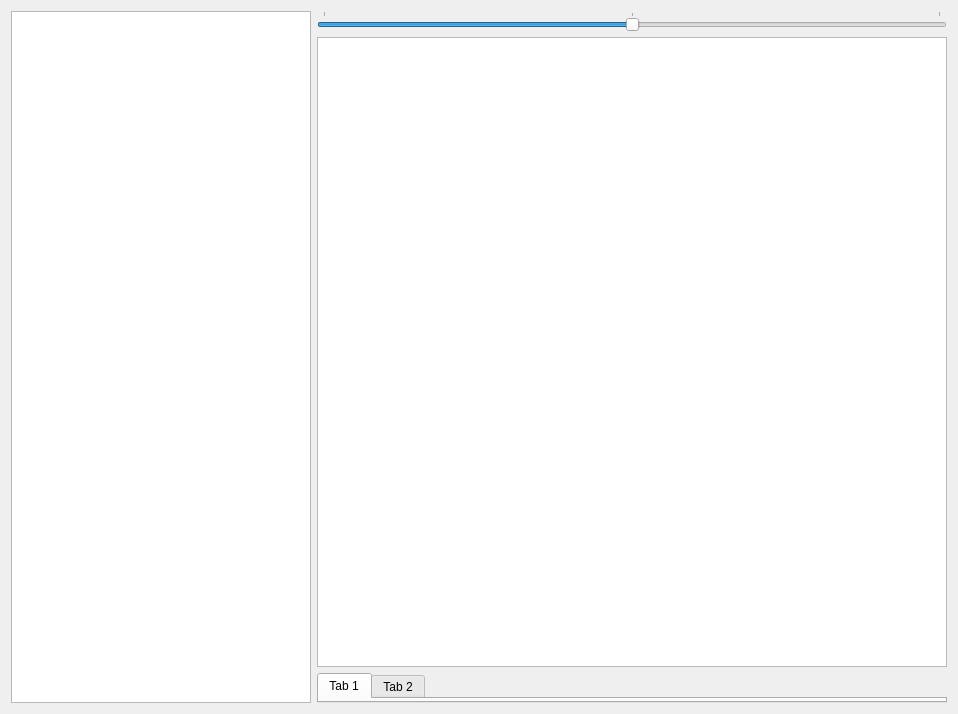
Old version of the form View/forms/exploring_widget.ui in the repository mathbarc/panda-eye.
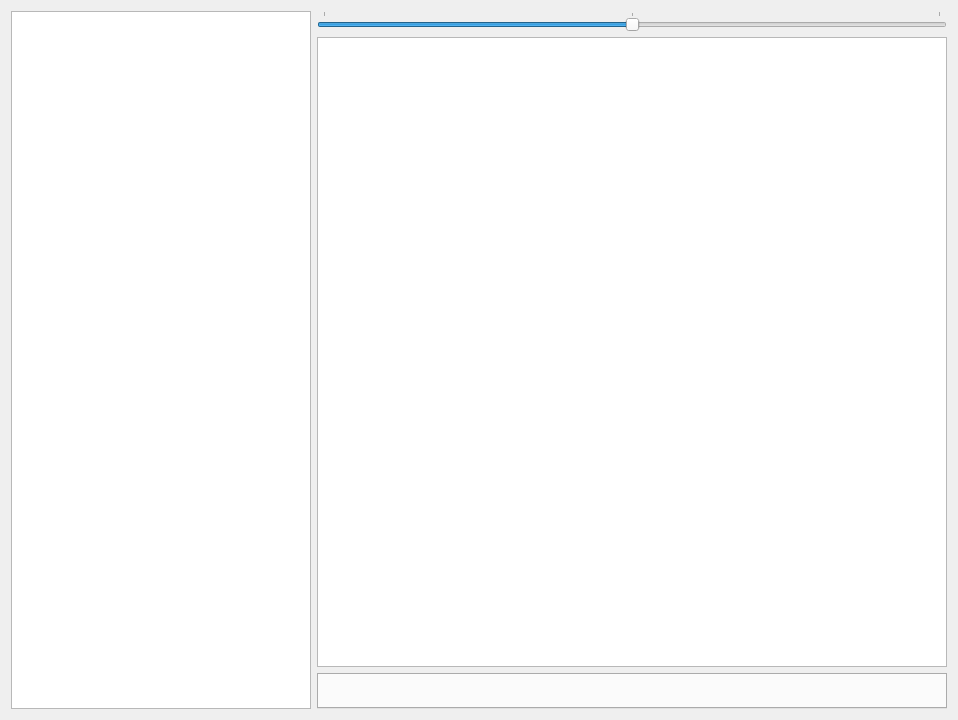
New version of the form.

What changed in the file:
```diff
--- a/View/forms/exploring_widget.ui
+++ b/View/forms/exploring_widget.ui
@@ -6,8 +6,8 @@
    <rect>
     <x>0</x>
     <y>0</y>
-    <width>800</width>
-    <height>540</height>
+    <width>951</width>
+    <height>720</height>
    </rect>
   </property>
   <property name="windowTitle">
@@ -143,18 +143,7 @@
       </widget>
      </item>
      <item>
-      <widget class="QTabWidget" name="tabWidget">
-       <widget class="QWidget" name="tab">
-        <attribute name="title">
-         <string>Tab 1</string>
-        </attribute>
-       </widget>
-       <widget class="QWidget" name="tab_2">
-        <attribute name="title">
-         <string>Tab 2</string>
-        </attribute>
-       </widget>
-      </widget>
+      <widget class="QTabWidget" name="tabWidget"/>
      </item>
     </layout>
    </item>
```
Left out of the diff: 2 changed lines with no effect on the pictures.
